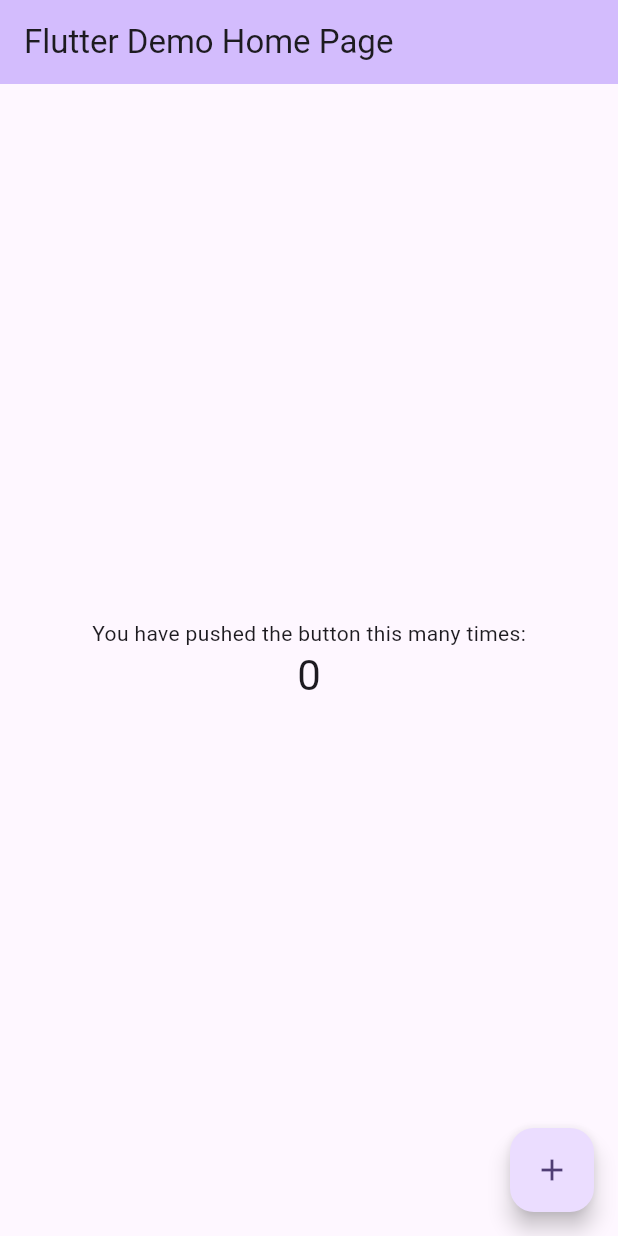
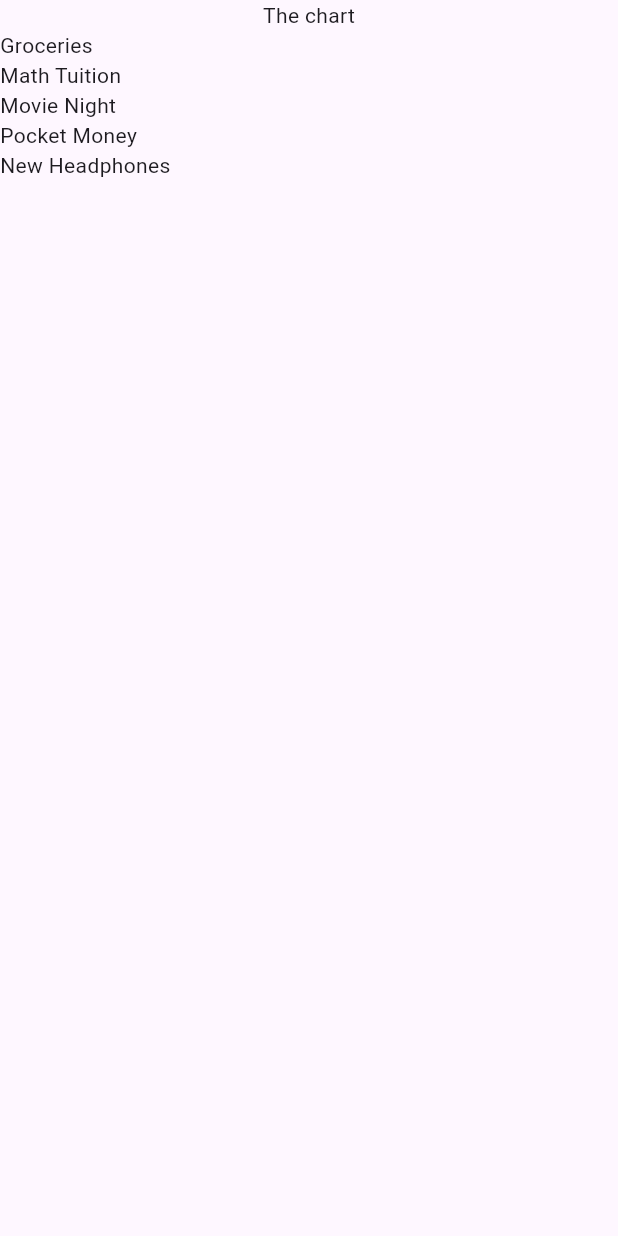
Before and after one commit to thaidoan868/Expense-Tracker, a Flutter app: the screen it shows after launch, on a phone screen of 412 x 824 dp. Run offline on Flutter 3.47's test engine with Material 3 defaults, Android fonts, the phone set to English and light mode, and no system bars; our stand-ins replace go_router, hive, hive_flutter; accounts and stored records are empty.

```diff
--- /dev/null
+++ b/lib/data/data_seeder.dart
@@ -0,0 +1,34 @@
+import 'package:expense_tracker/models/expense.dart';
+import 'package:expense_tracker/models/expense_category.dart';
+import 'package:expense_tracker/models/expenses.dart';
+
+Expenses seedExpenses() {
+  return Expenses()
+    ..expenses = [
+      Expense(
+        title: "Groceries",
+        amount: 120.50,
+        category: ExpenseCategory.household,
+      ),
+      Expense(
+        title: "Math Tuition",
+        amount: 300.0,
+        category: ExpenseCategory.education,
+      ),
+      Expense(
+        title: "Movie Night",
+        amount: 15.75,
+        category: ExpenseCategory.entertainment,
+      ),
+      Expense(
+        title: "Pocket Money",
+        amount: 50.0,
+        category: ExpenseCategory.allowance,
+      ),
+      Expense(
+        title: "New Headphones",
+        amount: 80.0,
+        category: ExpenseCategory.entertainment,
+      ),
+    ];
+}
--- /dev/null
+++ b/lib/data/database.dart
@@ -0,0 +1,45 @@
+import 'package:expense_tracker/data/data_seeder.dart';
+import 'package:expense_tracker/models/expenses.dart';
+import 'package:flutter/material.dart';
+import 'package:hive_flutter/adapters.dart';
+
+class Database extends ChangeNotifier {
+  late final Box _box;
+  final _boxName = 'expenseTrackerBox';
+
+  Expenses _expenses = Expenses();
+  final _expensesKey = 'expenses';
+
+  Database();
+
+  Future<void> init() async {
+    _box = await Hive.openBox(_boxName);
+
+    // set default values for expenses
+    if (!_box.containsKey(_expensesKey)) {
+      _expenses = seedExpenses();
+      await _box.put(_expensesKey, _expenses);
+    } else {
+      _expenses = _box.get(_expensesKey);
+    }
+  }
+
+  Future<void> save() async {
+    await _box.put(_expensesKey, _expenses);
+    notifyListeners();
+  }
+
+  Expenses get expenses => _expenses;
+  Future<Expenses> setExpenses(Expenses expenses) async {
+    await _box.put(_expensesKey, expenses);
+    _expenses = expenses;
+    notifyListeners();
+    return _expenses;
+  }
+}
+
+Future<Database> getDatabaseInstance() async {
+  Database db = Database();
+  await db.init();
+  return db;
+}
--- /dev/null
+++ b/lib/expense_tracker.dart
@@ -0,0 +1,17 @@
+import 'package:expense_tracker/screens/home_screen.dart';
+import 'package:flutter/material.dart';
+import 'package:go_router/go_router.dart';
+
+class ExpenseTracker extends StatelessWidget {
+  ExpenseTracker({super.key});
+  final GoRouter _router = GoRouter(
+    routes: [
+      GoRoute(path: "/", builder: (context, state) => const HomeScreen()),
+    ],
+  );
+
+  @override
+  Widget build(BuildContext context) {
+    return MaterialApp.router(routerConfig: _router);
+  }
+}
--- a/lib/main.dart
+++ b/lib/main.dart
@@ -1,122 +1,24 @@
+import 'package:expense_tracker/data/database.dart';
+import 'package:expense_tracker/expense_tracker.dart';
+import 'package:expense_tracker/models/expense.dart';
+import 'package:expense_tracker/models/expense_category.dart';
+import 'package:expense_tracker/models/expenses.dart';
 import 'package:flutter/material.dart';
+import 'package:hive_flutter/adapters.dart';
+import 'package:provider/provider.dart';
 
-void main() {
-  runApp(const MyApp());
+void main() async {
+  WidgetsFlutterBinding.ensureInitialized();
+
+  await Hive.initFlutter();
+  Hive.registerAdapter(ExpenseAdapter());
+  Hive.registerAdapter(ExpensesAdapter());
+  Hive.registerAdapter(ExpenseCategoryAdapter());
+
+  runApp(
+    ChangeNotifierProvider.value(
+      value: await getDatabaseInstance(),
+      child: ExpenseTracker(),
+    ),
+  );
 }
-
-class MyApp extends StatelessWidget {
-  const MyApp({super.key});
-
-  // This widget is the root of your application.
-  @override
-  Widget build(BuildContext context) {
-    return MaterialApp(
-      title: 'Flutter Demo',
-      theme: ThemeData(
-        // This is the theme of your application.
-        //
-        // TRY THIS: Try running your application with "flutter run". You'll see
-        // the application has a purple toolbar. Then, without quitting the app,
-        // try changing the seedColor in the colorScheme below to Colors.green
-        // and then invoke "hot reload" (save your changes or press the "hot
-        // reload" button in a Flutter-supported IDE, or press "r" if you used
-        // the command line to start the app).
-        //
-        // Notice that the counter didn't reset back to zero; the application
-        // state is not lost during the reload. To reset the state, use hot
-        // restart instead.
-        //
-        // This works for code too, not just values: Most code changes can be
-        // tested with just a hot reload.
-        colorScheme: ColorScheme.fromSeed(seedColor: Colors.deepPurple),
-      ),
-      home: const MyHomePage(title: 'Flutter Demo Home Page'),
-    );
-  }
-}
-
-class MyHomePage extends StatefulWidget {
-  const MyHomePage({super.key, required this.title});
-
-  // This widget is the home page of your application. It is stateful, meaning
-  // that it has a State object (defined below) that contains fields that affect
-  // how it looks.
-
-  // This class is the configuration for the state. It holds the values (in this
-  // case the title) provided by the parent (in this case the App widget) and
-  // used by the build method of the State. Fields in a Widget subclass are
-  // always marked "final".
-
-  final String title;
-
-  @override
-  State<MyHomePage> createState() => _MyHomePageState();
-}
-
-class _MyHomePageState extends State<MyHomePage> {
-  int _counter = 0;
-
-  void _incrementCounter() {
-    setState(() {
-      // This call to setState tells the Flutter framework that something has
-      // changed in this State, which causes it to rerun the build method below
-      // so that the display can reflect the updated values. If we changed
-      // _counter without calling setState(), then the build method would not be
-      // called again, and so nothing would appear to happen.
-      _counter++;
-    });
-  }
-
-  @override
-  Widget build(BuildContext context) {
-    // This method is rerun every time setState is called, for instance as done
-    // by the _incrementCounter method above.
-    //
-    // The Flutter framework has been optimized to make rerunning build methods
-    // fast, so that you can just rebuild anything that needs updating rather
-    // than having to individually change instances of widgets.
-    return Scaffold(
-      appBar: AppBar(
-        // TRY THIS: Try changing the color here to a specific color (to
-        // Colors.amber, perhaps?) and trigger a hot reload to see the AppBar
-        // change color while the other colors stay the same.
-        backgroundColor: Theme.of(context).colorScheme.inversePrimary,
-        // Here we take the value from the MyHomePage object that was created by
-        // the App.build method, and use it to set our appbar title.
-        title: Text(widget.title),
-      ),
-      body: Center(
-        // Center is a layout widget. It takes a single child and positions it
-        // in the middle of the parent.
-        child: Column(
-          // Column is also a layout widget. It takes a list of children and
-          // arranges them vertically. By default, it sizes itself to fit its
-          // children horizontally, and tries to be as tall as its parent.
-          //
-          // Column has various properties to control how it sizes itself and
-          // how it positions its children. Here we use mainAxisAlignment to
-          // center the children vertically; the main axis here is the vertical
-          // axis because Columns are vertical (the cross axis would be
-          // horizontal).
-          //
-          // TRY THIS: Invoke "debug painting" (choose the "Toggle Debug Paint"
-          // action in the IDE, or press "p" in the console), to see the
-          // wireframe for each widget.
-          mainAxisAlignment: MainAxisAlignment.center,
-          children: <Widget>[
-            const Text('You have pushed the button this many times:'),
-            Text(
-              '$_counter',
-              style: Theme.of(context).textTheme.headlineMedium,
-            ),
-          ],
-        ),
-      ),
-      floatingActionButton: FloatingActionButton(
-        onPressed: _incrementCounter,
-        tooltip: 'Increment',
-        child: const Icon(Icons.add),
-      ), // This trailing comma makes auto-formatting nicer for build methods.
-    );
-  }
-}
--- a/lib/models/expense.dart
+++ b/lib/models/expense.dart
@@ -0,0 +1,28 @@
+import 'package:expense_tracker/models/expense_category.dart';
+import 'package:hive/hive.dart';
+import 'package:uuid/uuid.dart';
+part 'expense.g.dart';
+
+
+
+const Uuid uuid = Uuid();
+
+@HiveType(typeId: 1)
+class Expense {
+  @HiveField(0)
+  String id;
+  @HiveField(1)
+  String title;
+  @HiveField(2)
+  double amount;
+  @HiveField(3)
+  ExpenseCategory category;
+  @HiveField(4)
+  DateTime date;
+  @HiveField(5)
+  String? description;
+
+  Expense({required this.title, required this.amount, required this.category})
+    : id = uuid.v4(),
+      date = DateTime.now();
+}
--- /dev/null
+++ b/lib/models/expense_category.dart
@@ -0,0 +1,14 @@
+import 'package:hive_flutter/adapters.dart';
+part 'expense_category.g.dart';
+
+@HiveType(typeId: 0)
+enum ExpenseCategory {
+  @HiveField(0)
+  household,
+  @HiveField(1)
+  education,
+  @HiveField(2)
+  entertainment,
+  @HiveField(3)
+  allowance,
+}
--- /dev/null
+++ b/lib/models/expenses.dart
@@ -0,0 +1,11 @@
+import 'package:expense_tracker/models/expense.dart';
+import 'package:hive/hive.dart';
+part 'expenses.g.dart';
+
+@HiveType(typeId: 2)
+class Expenses {
+  @HiveField(0)
+  List<Expense> expenses = [];
+
+  int get length => expenses.length;
+}
--- /dev/null
+++ b/lib/screens/home_screen.dart
@@ -0,0 +1,28 @@
+import 'package:expense_tracker/data/database.dart';
+import 'package:expense_tracker/models/expenses.dart';
+import 'package:expense_tracker/widgets/expenses_list.dart';
+import 'package:flutter/material.dart';
+import 'package:provider/provider.dart';
+
+class HomeScreen extends StatefulWidget {
+  const HomeScreen({super.key});
+
+  @override
+  State<HomeScreen> createState() => _HomeScreenState();
+}
+
+class _HomeScreenState extends State<HomeScreen> {
+  @override
+  Widget build(BuildContext context) {
+    Expenses expenses = context.select<Database, Expenses>((db) => db.expenses);
+
+    return Scaffold(
+      body: Column(
+        children: [
+          Text("The chart"),
+          Expanded(child: ExpensesList(expenses: expenses)),
+        ],
+      ),
+    );
+  }
+}
--- /dev/null
+++ b/lib/widgets/expense_widget.dart
@@ -0,0 +1,12 @@
+import 'package:expense_tracker/models/expense.dart';
+import 'package:flutter/material.dart';
+
+class ExpenseWidget extends StatelessWidget {
+  final Expense expense;
+  const ExpenseWidget({ super.key, required this.expense });
+
+  @override
+  Widget build(BuildContext context){
+    return Text(expense.title);
+  }
+}
--- /dev/null
+++ b/lib/widgets/expenses_list.dart
@@ -0,0 +1,16 @@
+import 'package:expense_tracker/models/expenses.dart';
+import 'package:expense_tracker/widgets/expense_widget.dart';
+import 'package:flutter/material.dart';
+
+class ExpensesList extends StatelessWidget {
+  final Expenses expenses;
+  const ExpensesList({super.key, required this.expenses});
+
+  @override
+  Widget build(BuildContext context) {
+    return ListView.builder(
+      itemCount: expenses.length,
+      itemBuilder: (context, i) => ExpenseWidget(expense: expenses.expenses[i]),
+    );
+  }
+}
```
Also changed, not shown: pubspec.yaml (+12 -53 lines), lib/models/expense.g.dart (added), lib/models/expense_category.g.dart (added), lib/models/expenses.g.dart (added), pubspec.lock, 3 other files.
